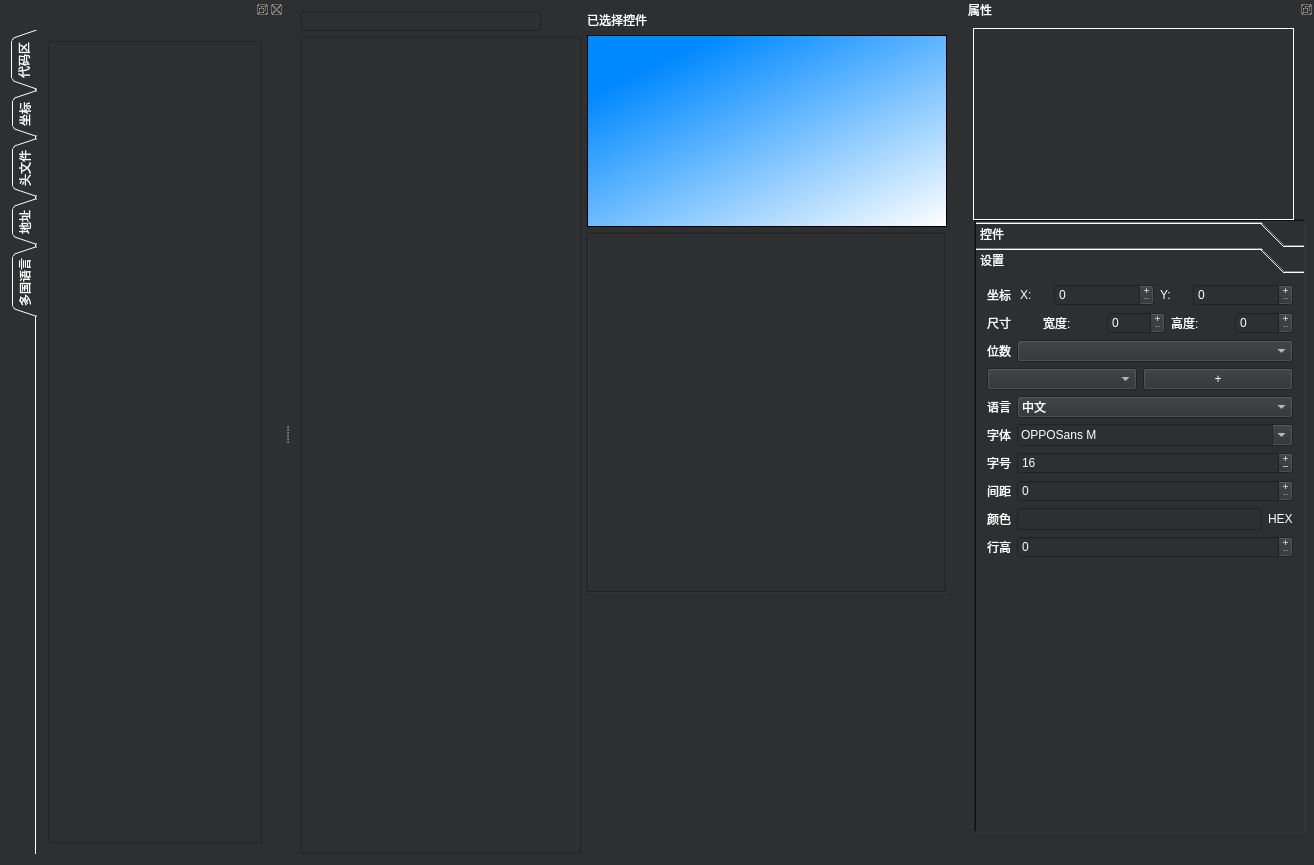
First picture: the form in mainwindow.ui, repository gk8202220/UIAuto, before the edit.
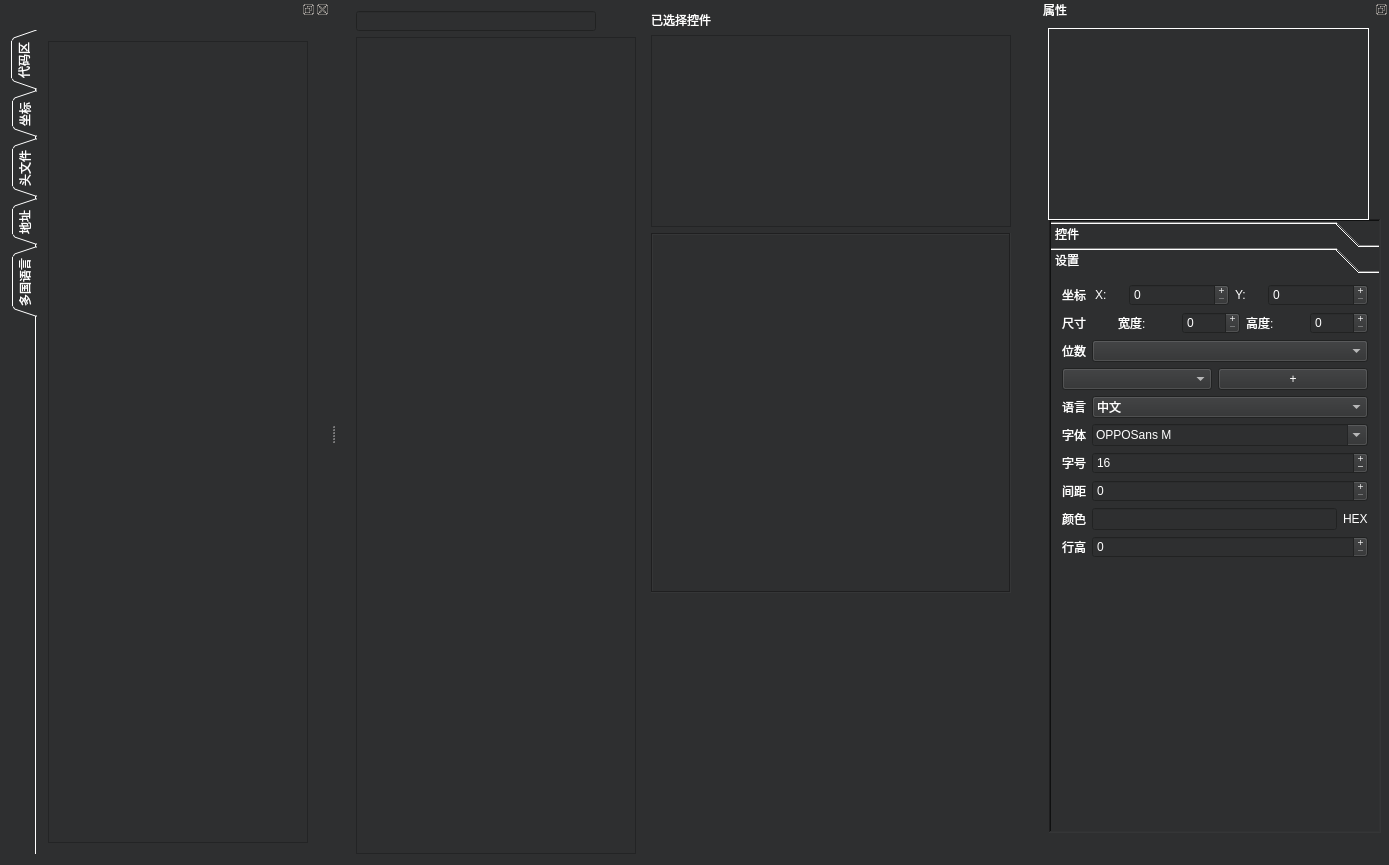
Second picture: the form after the edit. Icons and pictures are not drawn.

```diff
--- a/mainwindow.ui
+++ b/mainwindow.ui
@@ -6,7 +6,7 @@
    <rect>
     <x>0</x>
     <y>0</y>
-    <width>1314</width>
+    <width>1389</width>
     <height>865</height>
    </rect>
   </property>
@@ -142,9 +142,6 @@
           <verstretch>0</verstretch>
          </sizepolicy>
         </property>
-        <property name="styleSheet">
-         <string notr="true">background-color: qlineargradient(spread:pad, x1:0.213, y1:0.126, x2:1, y2:1, stop:0 rgba(0, 136, 255, 255), stop:1 rgba(255, 255, 255, 255));</string>
-        </property>
         <property name="textElideMode">
          <enum>Qt::ElideMiddle</enum>
         </property>
```
Left out of the diff: 56 changed lines with no effect on the pictures.
